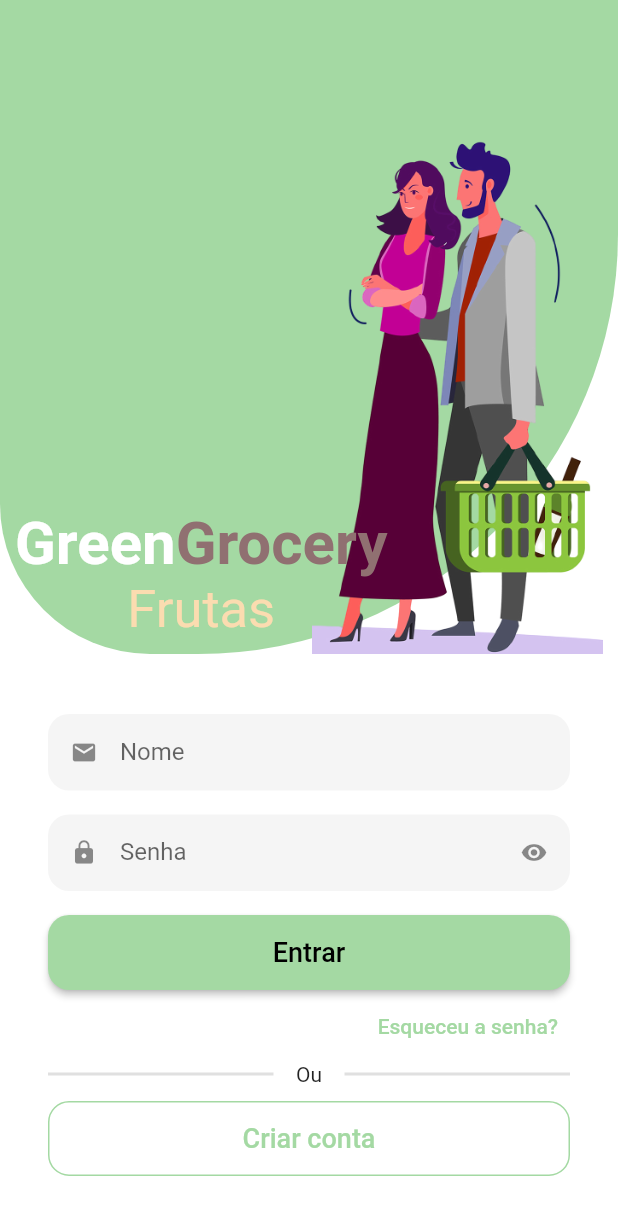
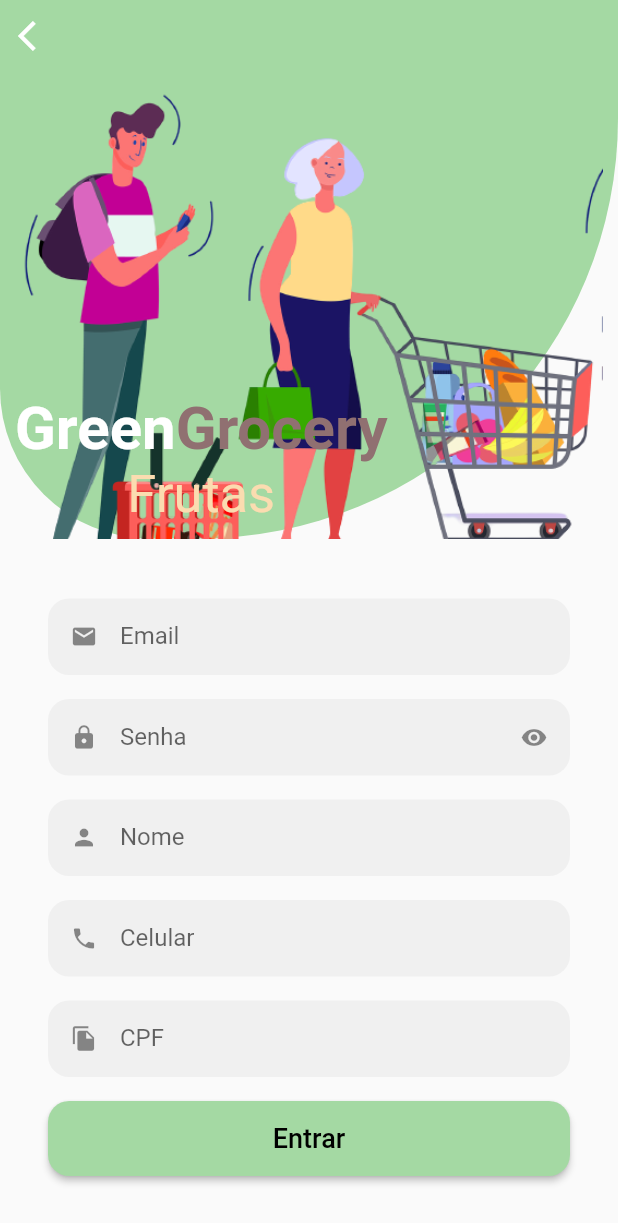
Before and after one commit to mucasantos/quitanda-flutter, a Flutter app: the screen it shows after launch, after a tap on "Criar conta", on a phone screen of 412 x 824 dp. Shown: the top 1223 px of the screen. Run offline on Flutter 3.47's test engine with Material 2 defaults, Android fonts, the phone set to English and light mode, and no system bars; drawn by our look-alikes of animated_text_kit; our stand-ins replace mask_text_input_formatter.

Commit message:
Tela Sign-up e formatação dos campos telefone e cpf

```diff
--- a/lib/src/auth/components/custom_textfield.dart
+++ b/lib/src/auth/components/custom_textfield.dart
@@ -1,16 +1,18 @@
 import 'package:flutter/material.dart';
+import 'package:flutter/services.dart';
 
 class CustomTextField extends StatefulWidget {
   final IconData icon;
   final String label;
   final bool isHidden;
-
-  const CustomTextField({
-    Key? key,
-    required this.icon,
-    required this.label,
-    this.isHidden = false,
-  }) : super(key: key);
+  final List<TextInputFormatter>? inputFormatter;
+  const CustomTextField(
+      {Key? key,
+      required this.icon,
+      required this.label,
+      this.isHidden = false,
+      this.inputFormatter})
+      : super(key: key);
 
   @override
   State<CustomTextField> createState() => _CustomTextFieldState();
@@ -30,6 +32,7 @@ class _CustomTextFieldState extends State<CustomTextField> {
     return Padding(
       padding: const EdgeInsets.only(bottom: 16.0),
       child: TextFormField(
+        inputFormatters: widget.inputFormatter,
         obscureText: isObscure,
         decoration: InputDecoration(
             filled: true,
--- /dev/null
+++ b/lib/src/auth/components/header_app.dart
@@ -0,0 +1,83 @@
+import 'package:animated_text_kit/animated_text_kit.dart';
+import 'package:flutter/material.dart';
+import 'package:quitanda/config/custom_color.dart';
+
+class HeaderApp extends StatelessWidget {
+  final String imagePath;
+  const HeaderApp({
+    Key? key,
+    required this.imagePath,
+  }) : super(key: key);
+
+  @override
+  Widget build(BuildContext context) {
+    return Expanded(
+      child: Stack(
+        children: [
+          Container(
+            decoration: BoxDecoration(
+              color: CustomColors.customSwatchColor,
+              borderRadius: BorderRadius.lerp(
+                  const BorderRadius.only(bottomLeft: Radius.circular(500)),
+                  const BorderRadius.only(bottomRight: Radius.circular(350)),
+                  0.8),
+            ),
+          ),
+          Positioned(
+            bottom: -30,
+            top: 50,
+            right: 10,
+            child: Image.asset(imagePath),
+          ),
+          Positioned(
+            left: 10,
+            bottom: 0,
+            child: Column(
+              children: [
+                Text.rich(TextSpan(
+                    style: const TextStyle(
+                      fontSize: 40,
+                    ),
+                    children: [
+                      const TextSpan(
+                        text: 'Green',
+                        style: TextStyle(
+                          color: Colors.white,
+                          fontWeight: FontWeight.bold,
+                        ),
+                      ),
+                      TextSpan(
+                        text: 'Grocery',
+                        style: TextStyle(
+                          color: CustomColors.customContrasColor,
+                          fontWeight: FontWeight.bold,
+                        ),
+                      ),
+                    ])),
+                SizedBox(
+                  height: 50,
+                  child: DefaultTextStyle(
+                    style: TextStyle(
+                        fontSize: 35,
+                        color: CustomColors.customAnimatedTextColor),
+                    child: AnimatedTextKit(
+                      repeatForever: true,
+                      pause: Duration.zero,
+                      animatedTexts: [
+                        FadeAnimatedText('Frutas'),
+                        FadeAnimatedText('Verduras'),
+                        FadeAnimatedText('Legumes'),
+                        FadeAnimatedText('Carnes'),
+                        FadeAnimatedText('Cereais'),
+                      ],
+                    ),
+                  ),
+                )
+              ],
+            ),
+          )
+        ],
+      ),
+    );
+  }
+}
--- a/lib/src/auth/sign_in_screen.dart
+++ b/lib/src/auth/sign_in_screen.dart
@@ -2,6 +2,8 @@ import 'package:animated_text_kit/animated_text_kit.dart';
 import 'package:flutter/material.dart';
 import 'package:quitanda/config/custom_color.dart';
 import 'package:quitanda/src/auth/components/custom_textfield.dart';
+import 'package:quitanda/src/auth/components/header_app.dart';
+import 'package:quitanda/src/auth/sign_up_Screen.dart';
 
 class SignInScreen extends StatelessWidget {
   const SignInScreen({Key? key}) : super(key: key);
@@ -17,75 +19,8 @@ class SignInScreen extends StatelessWidget {
           width: size.width,
           child: Column(
             children: [
-              Expanded(
-                child: Stack(
-                  children: [
-                    Container(
-                      decoration: BoxDecoration(
-                        color: CustomColors.customSwatchColor,
-                        borderRadius: BorderRadius.lerp(
-                            const BorderRadius.only(
-                                bottomLeft: Radius.circular(500)),
-                            const BorderRadius.only(
-                                bottomRight: Radius.circular(350)),
-                            0.8),
-                      ),
-                    ),
-                    Positioned(
-                      bottom: -30,
-                      top: 50,
-                      right: 10,
-                      child: Image.asset('assets/images/image1.png'),
-                    ),
-                    Positioned(
-                      left: 10,
-                      bottom: 0,
-                      child: Column(
-                        children: [
-                          Text.rich(TextSpan(
-                              style: const TextStyle(
-                                fontSize: 40,
-                              ),
-                              children: [
-                                const TextSpan(
-                                  text: 'Green',
-                                  style: TextStyle(
-                                    color: Colors.white,
-                                    fontWeight: FontWeight.bold,
-                                  ),
-                                ),
-                                TextSpan(
-                                  text: 'Grocery',
-                                  style: TextStyle(
-                                    color: CustomColors.customContrasColor,
-                                    fontWeight: FontWeight.bold,
-                                  ),
-                                ),
-                              ])),
-                          SizedBox(
-                            height: 50,
-                            child: DefaultTextStyle(
-                              style: TextStyle(
-                                  fontSize: 35,
-                                  color: CustomColors.customAnimatedTextColor),
-                              child: AnimatedTextKit(
-                                repeatForever: true,
-                                pause: Duration.zero,
-                                animatedTexts: [
-                                  FadeAnimatedText('Frutas'),
-                                  FadeAnimatedText('Verduras'),
-                                  FadeAnimatedText('Legumes'),
-                                  FadeAnimatedText('Carnes'),
-                                  FadeAnimatedText('Cereais'),
-                                ],
-                              ),
-                            ),
-                          )
-                        ],
-                      ),
-                    )
-                  ],
-                ),
+              HeaderApp(
+                imagePath: 'assets/images/image1.png',
               ),
               Container(
                 padding:
@@ -162,7 +97,12 @@ class SignInScreen extends StatelessWidget {
                               width: 1,
                               color: CustomColors.customSwatchColor,
                             )),
-                        onPressed: () {},
+                        onPressed: () {
+                          Navigator.of(context)
+                              .push(MaterialPageRoute(builder: (ctx) {
+                            return SignUpScreen();
+                          }));
+                        },
                         child: const Text(
                           'Criar conta',
                           style: TextStyle(
--- /dev/null
+++ b/lib/src/auth/sign_up_Screen.dart
@@ -0,0 +1,101 @@
+import 'package:flutter/material.dart';
+import 'package:flutter/src/foundation/key.dart';
+import 'package:flutter/src/widgets/framework.dart';
+import 'package:mask_text_input_formatter/mask_text_input_formatter.dart';
+import 'package:quitanda/src/auth/components/custom_textfield.dart';
+import 'package:quitanda/src/auth/components/header_app.dart';
+
+class SignUpScreen extends StatelessWidget {
+  SignUpScreen({Key? key}) : super(key: key);
+
+  final cpfFormatter = MaskTextInputFormatter(
+    mask: '###.###.###-##',
+    filter: {'#': RegExp(r'[0-9]')},
+  );
+
+  final phoneFormatter = MaskTextInputFormatter(
+    mask: '## # ####-####',
+    filter: {'#': RegExp(r'[0-9]')},
+  );
+  @override
+  Widget build(BuildContext context) {
+    final size = MediaQuery.of(context).size;
+
+    return Scaffold(
+      body: SingleChildScrollView(
+        child: SizedBox(
+          height: size.height,
+          child: Stack(
+            children: [
+              Column(
+                children: [
+                  const HeaderApp(
+                    imagePath: 'assets/images/image2.png',
+                  ),
+                  Container(
+                    padding: const EdgeInsets.symmetric(
+                      horizontal: 32,
+                      vertical: 40,
+                    ),
+                    child: Column(
+                      crossAxisAlignment: CrossAxisAlignment.stretch,
+                      children: [
+                        const CustomTextField(
+                          icon: Icons.email,
+                          label: "Email",
+                        ),
+                        const CustomTextField(
+                          icon: Icons.lock,
+                          label: "Senha",
+                          isHidden: true,
+                        ),
+                        const CustomTextField(
+                          icon: Icons.person,
+                          label: "Nome",
+                        ),
+                        CustomTextField(
+                          inputFormatter: [phoneFormatter],
+                          icon: Icons.phone,
+                          label: "Celular",
+                        ),
+                        CustomTextField(
+                          inputFormatter: [cpfFormatter],
+                          icon: Icons.file_copy,
+                          label: "CPF",
+                        ),
+                        SizedBox(
+                          height: 50,
+                          child: ElevatedButton(
+                            style: ElevatedButton.styleFrom(
+                                shape: RoundedRectangleBorder(
+                                    borderRadius: BorderRadius.circular(14))),
+                            onPressed: () {},
+                            child: const Text(
+                              'Entrar',
+                              style: TextStyle(
+                                fontSize: 18,
+                              ),
+                            ),
+                          ),
+                        ),
+                      ],
+                    ),
+                  )
+                ],
+              ),
+              SafeArea(
+                  child: IconButton(
+                      onPressed: () {
+                        Navigator.of(context).pop();
+                      },
+                      icon: const Icon(
+                        Icons.arrow_back_ios,
+                        color: Colors.white,
+                      ))),
+            ],
+          ),
+        ),
+      ),
+    );
+  }
+}
--- a/pubspec.yaml
+++ b/pubspec.yaml
@@ -35,6 +35,7 @@ dependencies:
   # Use with the CupertinoIcons class for iOS style icons.
   cupertino_icons: ^1.0.2
   animated_text_kit: ^4.2.2
+  mask_text_input_formatter: ^2.4.0
 
 dev_dependencies:
   flutter_test:
```
Also changed, not shown: assets/images/image2.png (added), pubspec.lock, 23 other files.
